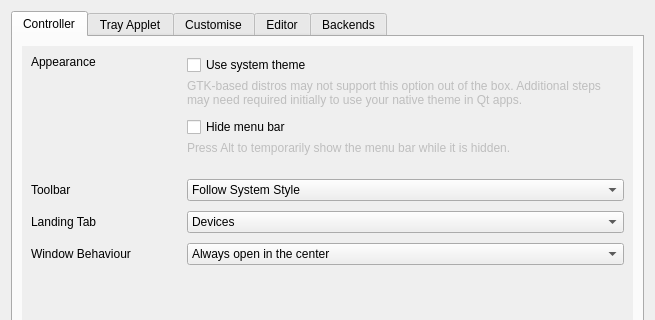
This is data/qt/preferences.ui in polychromatic/polychromatic as Qt 5 draws it before an edit; both pictures show x 0 to 655 and y 0 to 320 of the 655 by 471 pixel window. The edited form follows.
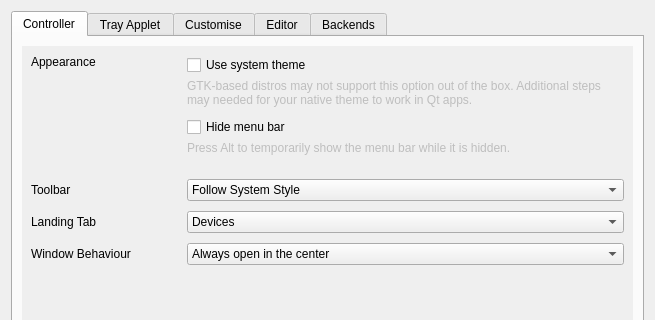
This is the edited form. Icons and pictures are not drawn.

Commit message: preferences: Fix grammar/typo

Diff of the .ui file:
```diff
--- a/data/qt/preferences.ui
+++ b/data/qt/preferences.ui
@@ -113,7 +113,7 @@
                  </sizepolicy>
                 </property>
                 <property name="text">
-                 <string extracomment="Text appears underneath a checkbox in the preferences dialog">GTK-based distros may not support this option out of the box. Additional steps may need required initially to use your native theme in Qt apps.</string>
+                 <string extracomment="Text appears underneath a checkbox in the preferences dialog">GTK-based distros may not support this option out of the box. Additional steps may needed for your native theme to work in Qt apps.</string>
                 </property>
                 <property name="alignment">
                  <set>Qt::AlignLeading|Qt::AlignLeft|Qt::AlignTop</set>
```
